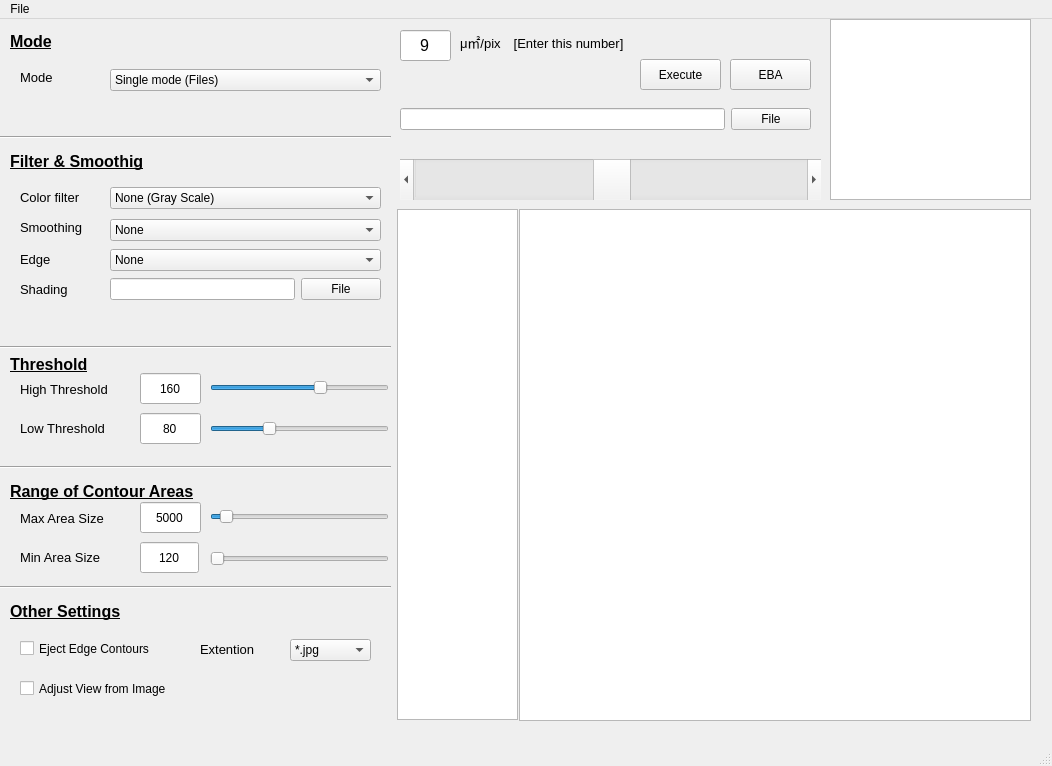
Above: pyside_blog/pygraph_Opencv.ui from tatabox2000/Data_science before the change. Below: the same form after it.
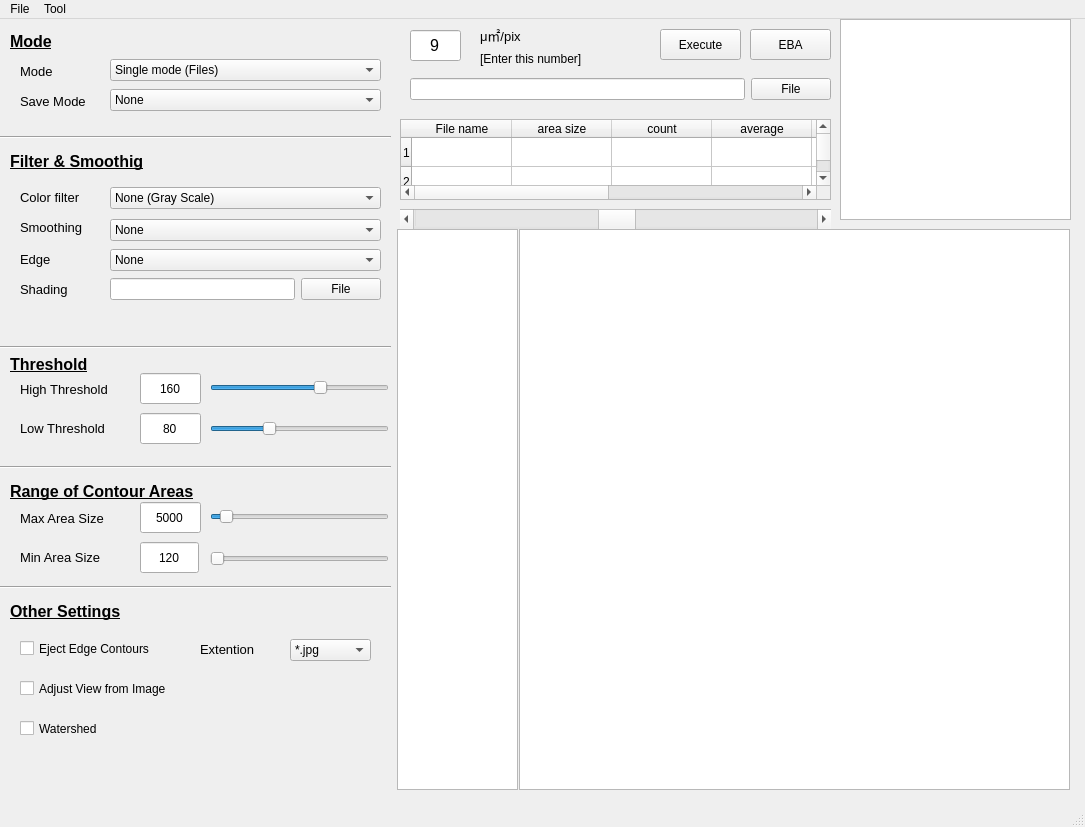
That is the form after the change. Custom widgets are drawn as their Qt base class.

What changed in the file:
```diff
--- a/pyside_blog/pygraph_Opencv.ui
+++ b/pyside_blog/pygraph_Opencv.ui
@@ -6,8 +6,8 @@
    <rect>
     <x>0</x>
     <y>0</y>
-    <width>1052</width>
-    <height>766</height>
+    <width>1085</width>
+    <height>827</height>
    </rect>
   </property>
   <property name="sizePolicy">
@@ -29,9 +29,9 @@
    <widget class="QWidget" name="layoutWidget">
     <property name="geometry">
      <rect>
-      <x>400</x>
-      <y>80</y>
-      <width>411</width>
+      <x>410</x>
+      <y>50</y>
+      <width>421</width>
       <height>41</height>
      </rect>
     </property>
@@ -52,9 +52,9 @@
     <property name="geometry">
      <rect>
       <x>519</x>
-      <y>190</y>
-      <width>512</width>
-      <height>512</height>
+      <y>210</y>
+      <width>551</width>
+      <height>561</height>
      </rect>
     </property>
     <property name="viewportUpdateMode">
@@ -64,8 +64,8 @@
    <widget class="QPushButton" name="exec_button">
     <property name="geometry">
      <rect>
-      <x>640</x>
-      <y>40</y>
+      <x>660</x>
+      <y>10</y>
       <width>81</width>
       <height>31</height>
      </rect>
@@ -84,9 +84,9 @@
     <property name="geometry">
      <rect>
       <x>400</x>
-      <y>140</y>
-      <width>421</width>
-      <height>41</height>
+      <y>190</y>
+      <width>431</width>
+      <height>20</height>
      </rect>
     </property>
     <property name="value">
@@ -136,9 +136,9 @@
     <property name="geometry">
      <rect>
       <x>397</x>
-      <y>190</y>
+      <y>210</y>
       <width>121</width>
-      <height>511</height>
+      <height>561</height>
      </rect>
     </property>
    </widget>
@@ -404,7 +404,7 @@
     <property name="geometry">
      <rect>
       <x>110</x>
-      <y>50</y>
+      <y>40</y>
       <width>271</width>
       <height>22</height>
      </rect>
@@ -424,7 +424,7 @@
     <property name="geometry">
      <rect>
       <x>20</x>
-      <y>50</y>
+      <y>44</y>
       <width>81</width>
       <height>16</height>
      </rect>
@@ -707,7 +707,7 @@
    <widget class="QLineEdit" name="size_edit">
     <property name="geometry">
      <rect>
-      <x>400</x>
+      <x>410</x>
       <y>11</y>
       <width>51</width>
       <height>31</height>
@@ -737,10 +737,10 @@
    <widget class="QLabel" name="label_13">
     <property name="geometry">
      <rect>
-      <x>460</x>
+      <x>480</x>
       <y>0</y>
-      <width>271</width>
-      <height>46</height>
+      <width>71</width>
+      <height>31</height>
      </rect>
     </property>
     <property name="font">
@@ -749,24 +749,24 @@
      </font>
     </property>
     <property name="text">
-     <string>μ㎡/pix　[Enter this number]</string>
+     <string>μ㎡/pix　</string>
     </property>
    </widget>
    <widget class="GraphicsLayoutWidget" name="sub_view">
     <property name="geometry">
      <rect>
-      <x>830</x>
+      <x>840</x>
       <y>0</y>
-      <width>201</width>
-      <height>181</height>
+      <width>231</width>
+      <height>201</height>
      </rect>
     </property>
    </widget>
    <widget class="QPushButton" name="EBA_button">
     <property name="geometry">
      <rect>
-      <x>730</x>
-      <y>40</y>
+      <x>750</x>
+      <y>10</y>
       <width>81</width>
       <height>31</height>
      </rect>
@@ -902,13 +902,140 @@
      </item>
     </layout>
    </widget>
+   <widget class="QLabel" name="label_17">
+    <property name="geometry">
+     <rect>
+      <x>480</x>
+      <y>30</y>
+      <width>101</width>
+      <height>20</height>
+     </rect>
+    </property>
+    <property name="text">
+     <string>[Enter this number]</string>
+    </property>
+   </widget>
+   <widget class="QTableWidget" name="tableWidget">
+    <property name="geometry">
+     <rect>
+      <x>400</x>
+      <y>100</y>
+      <width>431</width>
+      <height>81</height>
+     </rect>
+    </property>
+    <property name="rowCount">
+     <number>2</number>
+    </property>
+    <property name="columnCount">
+     <number>8</number>
+    </property>
+    <attribute name="horizontalHeaderDefaultSectionSize">
+     <number>100</number>
+    </attribute>
+    <attribute name="horizontalHeaderMinimumSectionSize">
+     <number>21</number>
+    </attribute>
+    <attribute name="verticalHeaderDefaultSectionSize">
+     <number>29</number>
+    </attribute>
+    <attribute name="verticalHeaderMinimumSectionSize">
+     <number>13</number>
+    </attribute>
+    <row/>
+    <row/>
+    <column>
+     <property name="text">
+      <string>File name</string>
+     </property>
+    </column>
+    <column>
+     <property name="text">
+      <string>area size</string>
+     </property>
+    </column>
+    <column>
+     <property name="text">
+      <string>count</string>
+     </property>
+    </column>
+    <column>
+     <property name="text">
+      <string>average</string>
+     </property>
+    </column>
+    <column>
+     <property name="text">
+      <string>median</string>
+     </property>
+    </column>
+    <column/>
+    <column/>
+    <column/>
+   </widget>
+   <widget class="QLabel" name="label_18">
+    <property name="geometry">
+     <rect>
+      <x>20</x>
+      <y>74</y>
+      <width>81</width>
+      <height>16</height>
+     </rect>
+    </property>
+    <property name="font">
+     <font>
+      <pointsize>10</pointsize>
+     </font>
+    </property>
+    <property name="text">
+     <string>Save Mode</string>
+    </property>
+   </widget>
+   <widget class="QComboBox" name="save_mode_combo">
+    <property name="geometry">
+     <rect>
+      <x>110</x>
+      <y>70</y>
+      <width>271</width>
+      <height>22</height>
+     </rect>
+    </property>
+    <item>
+     <property name="text">
+      <string>None</string>
+     </property>
+    </item>
+    <item>
+     <property name="text">
+      <string>CSV:Distribution(Histogram)</string>
+     </property>
+    </item>
+    <item>
+     <property name="text">
+      <string>CSV:Count &amp; Size</string>
+     </property>
+    </item>
+   </widget>
+   <widget class="QCheckBox" name="form_view_or_image_2">
+    <property name="geometry">
+     <rect>
+      <x>20</x>
+      <y>700</y>
+      <width>181</width>
+      <height>19</height>
+     </rect>
+    </property>
+    <property name="text">
+     <string>Watershed</string>
+    </property>
+   </widget>
   </widget>
   <widget class="QMenuBar" name="menubar">
    <property name="geometry">
     <rect>
      <x>0</x>
      <y>0</y>
-     <width>1052</width>
+     <width>1085</width>
      <height>24</height>
     </rect>
    </property>
@@ -918,7 +1045,14 @@
     </property>
     <addaction name="actionQuit"/>
    </widget>
+   <widget class="QMenu" name="menuTool">
+    <property name="title">
+     <string>Tool</string>
+    </property>
+    <addaction name="actionSeparate_picture"/>
+   </widget>
    <addaction name="menuFile"/>
+   <addaction name="menuTool"/>
   </widget>
   <widget class="QStatusBar" name="statusbar"/>
   <action name="actionQuit">
```
Left out of the diff: 5 changed lines with no effect on the pictures.
